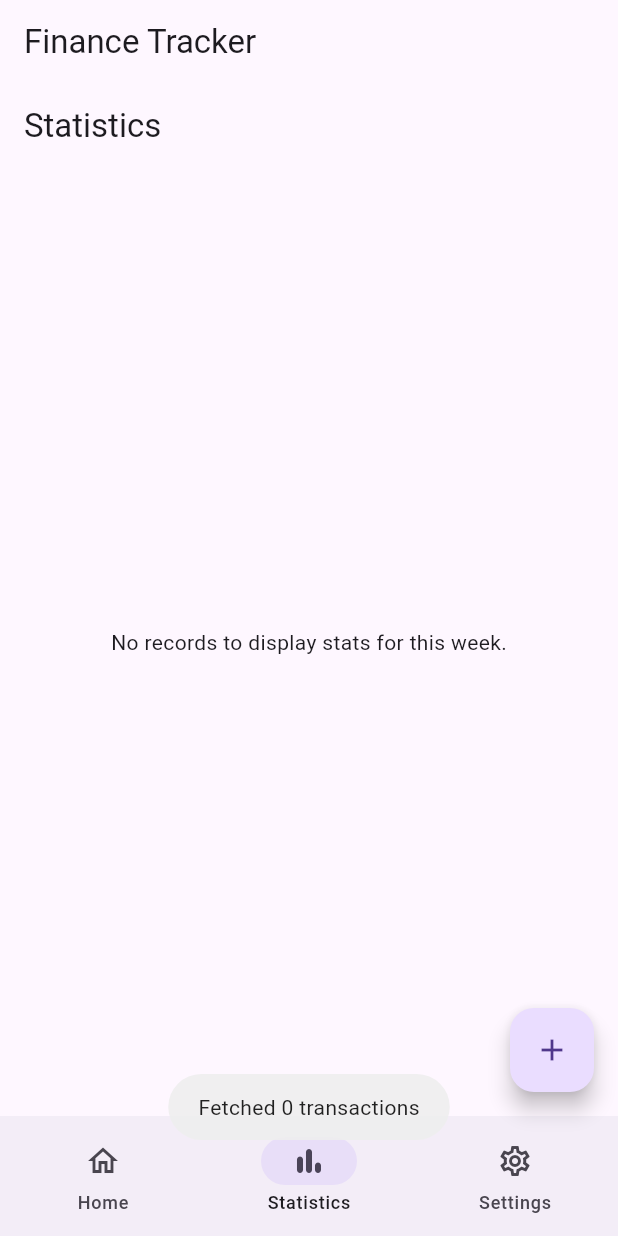
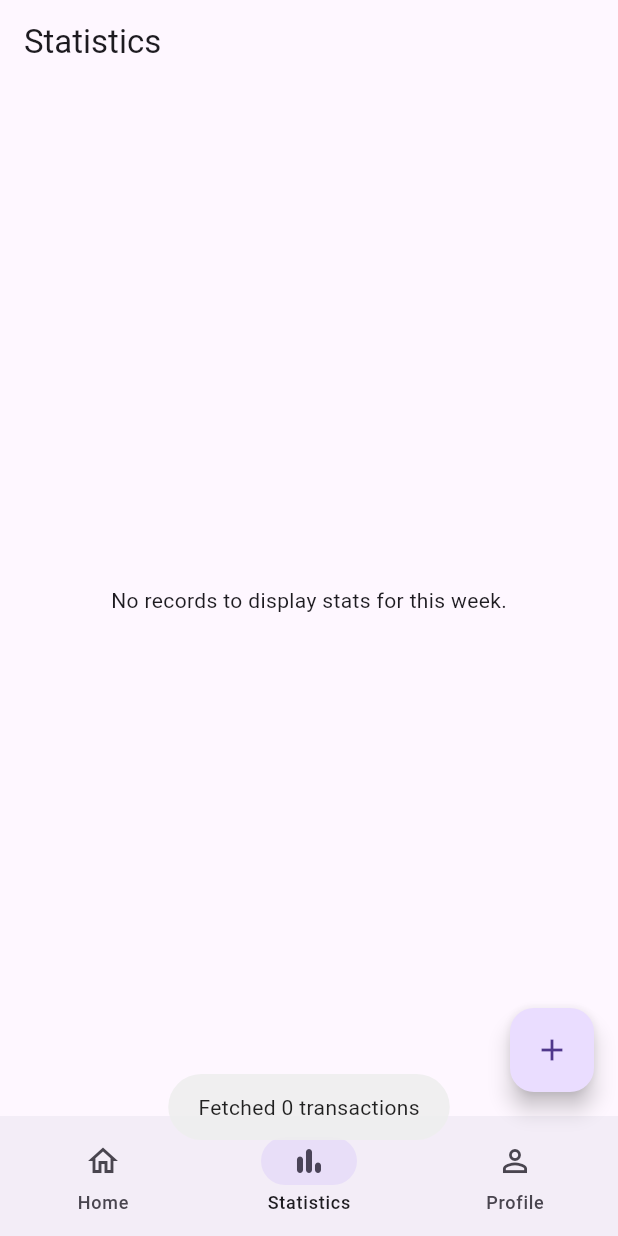
Before and after one commit to Susadi11/Flutter-Expense-Tracker, a Flutter app: the screen it shows after launch, item 2 of the bottom bar chosen, on a phone screen of 412 x 824 dp. Run offline on Flutter 3.47's test engine with Material 3 defaults, Android fonts, the phone set to English and light mode, and no system bars; our stand-ins replace connectivity_plus, firebase_auth, firebase_core, fluttertoast, font_awesome_flutter, hive_flutter and 1 more; accounts and stored records are empty; network calls fail.

Commit message:
Changed app layout

```diff
--- a/frontend/lib/main.dart
+++ b/frontend/lib/main.dart
@@ -29,7 +29,7 @@ class FinanceTrackerApp extends StatelessWidget {
     return Consumer<ThemeNotifier>(
       builder: (context, themeNotifier, _) {
         return MaterialApp(
-          title: 'Finance Tracker',
+          title: 'PennyWise',
           theme: ThemeData(
             primarySwatch: Colors.red,
             brightness: themeNotifier.isDarkTheme
@@ -66,9 +66,6 @@ class _HomePageState extends State<HomePage> {
   @override
   Widget build(BuildContext context) {
     return Scaffold(
-      appBar: AppBar(
-        title: Text('Finance Tracker'),
-      ),
       body: _widgetOptions.elementAt(_selectedIndex),
       bottomNavigationBar: NavigationBar(
         animationDuration: const Duration(seconds: 1),
@@ -86,9 +83,9 @@ class _HomePageState extends State<HomePage> {
             label: 'Statistics',
           ),
           NavigationDestination(
-            icon: Icon(Icons.settings_outlined),
-            selectedIcon: Icon(Icons.settings_rounded),
-            label: 'Settings',
+            icon: Icon(Icons.person_outline),
+            selectedIcon: Icon(Icons.person),
+            label: 'Profile',
           ),
         ],
       ),
```
